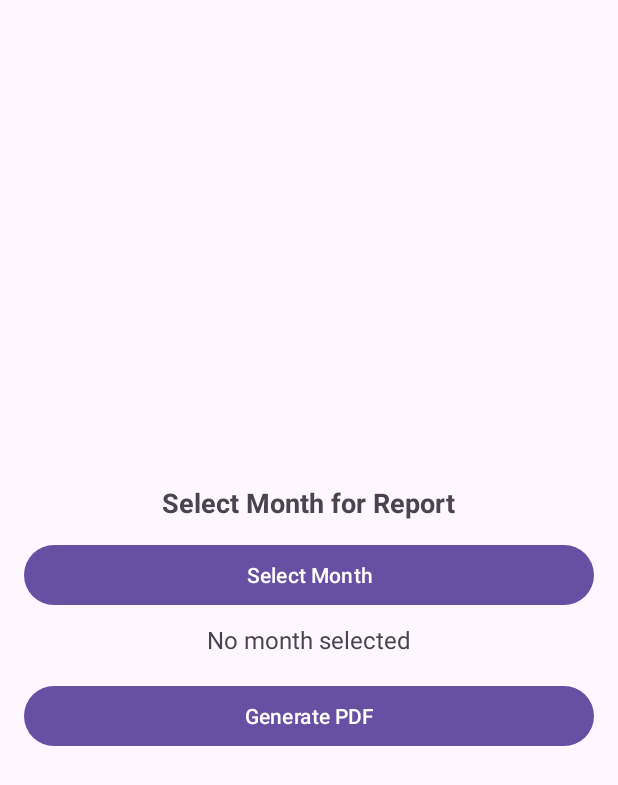
After one commit to MAS00M007/Penny-Plan, an Android app: the DownloadReportActivity screen opened directly, with no data from a screen before it, on a phone screen of 412 x 824 dp. The commit adds this screen. Shown: the top 785 px of the screen. Run offline under Robolectric (Android 15) with nearby library versions, the phone set to English and light mode, and no system bars.

Commit message:
pdf generate ftn added

```diff
--- /dev/null
+++ b/app/src/main/res/drawable/download_icon.xml
@@ -0,0 +1,5 @@
+<vector xmlns:android="http://schemas.android.com/apk/res/android" android:height="24dp" android:tint="#000000" android:viewportHeight="24" android:viewportWidth="24" android:width="24dp">
+
+    <path android:fillColor="@android:color/white" android:pathData="M19.35,10.04C18.67,6.59 15.64,4 12,4 9.11,4 6.6,5.64 5.35,8.04 2.34,8.36 0,10.91 0,14c0,3.31 2.69,6 6,6h13c2.76,0 5,-2.24 5,-5 0,-2.64 -2.05,-4.78 -4.65,-4.96zM17,13l-5,5 -5,-5h3V9h4v4h3z"/>
+
+</vector>
--- /dev/null
+++ b/app/src/main/res/layout/activity_download_report.xml
@@ -0,0 +1,40 @@
+<?xml version="1.0" encoding="utf-8"?>
+<LinearLayout
+    xmlns:android="http://schemas.android.com/apk/res/android"
+    android:layout_width="match_parent"
+    android:layout_height="match_parent"
+    android:orientation="vertical"
+    android:padding="16dp"
+    android:gravity="center">
+
+    <TextView
+        android:layout_width="wrap_content"
+        android:layout_height="wrap_content"
+        android:text="Select Month for Report"
+        android:textSize="18sp"
+        android:textStyle="bold"
+        android:layout_gravity="center_horizontal"/>
+
+    <Button
+        android:id="@+id/btnSelectMonth"
+        android:layout_width="match_parent"
+        android:layout_height="wrap_content"
+        android:text="Select Month"
+        android:layout_marginTop="12dp"/>
+
+    <TextView
+        android:id="@+id/tvSelectedMonth"
+        android:layout_width="wrap_content"
+        android:layout_height="wrap_content"
+        android:text="No month selected"
+        android:textSize="16sp"
+        android:layout_gravity="center_horizontal"
+        android:layout_marginTop="8dp"/>
+
+    <Button
+        android:id="@+id/btnGeneratePDF"
+        android:layout_width="match_parent"
+        android:layout_height="wrap_content"
+        android:text="Generate PDF"
+        android:layout_marginTop="16dp"/>
+</LinearLayout>
```
Also changed, not shown: app/src/main/AndroidManifest.xml (+7 -1 lines), app/src/main/java/com/z8ten/pennyplan/DatabaseHelper.java (+34 -1 lines), app/src/main/java/com/z8ten/pennyplan/DownloadReportActivity.java (added, +169 -0 lines), app/src/main/java/com/z8ten/pennyplan/MainActivity.java (+12 -0 lines), app/src/main/res/layout/activity_main.xml (+10 -3 lines).
